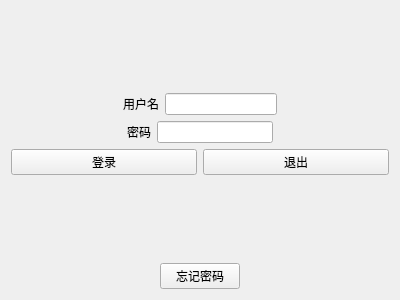
Above: loginwidget.ui from curious-heart/x-data-scanner before the change. Below: the same form after it.
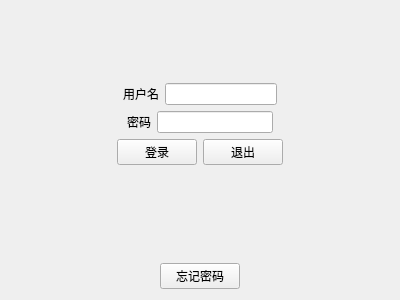
That is the form after the change.

What changed in the file:
```diff
--- a/loginwidget.ui
+++ b/loginwidget.ui
@@ -109,6 +109,19 @@
    </item>
    <item>
     <layout class="QHBoxLayout" name="horizontalLayout_3">
+     <item>
+      <spacer name="horizontalSpacer_7">
+       <property name="orientation">
+        <enum>Qt::Horizontal</enum>
+       </property>
+       <property name="sizeHint" stdset="0">
+        <size>
+         <width>40</width>
+         <height>20</height>
+        </size>
+       </property>
+      </spacer>
+     </item>
      <item>
       <widget class="QPushButton" name="loginPBtn">
        <property name="text">
@@ -123,8 +136,31 @@
        </property>
       </widget>
      </item>
+     <item>
+      <spacer name="horizontalSpacer_8">
+       <property name="orientation">
+        <enum>Qt::Horizontal</enum>
+       </property>
+       <property name="sizeHint" stdset="0">
+        <size>
+         <width>40</width>
+         <height>20</height>
+        </size>
+       </property>
+      </spacer>
+     </item>
     </layout>
    </item>
+   <item>
+    <widget class="QLabel" name="pwdChkRetLbl">
+     <property name="text">
+      <string/>
+     </property>
+     <property name="alignment">
+      <set>Qt::AlignCenter</set>
+     </property>
+    </widget>
+   </item>
    <item>
     <spacer name="verticalSpacer_2">
      <property name="orientation">
```
